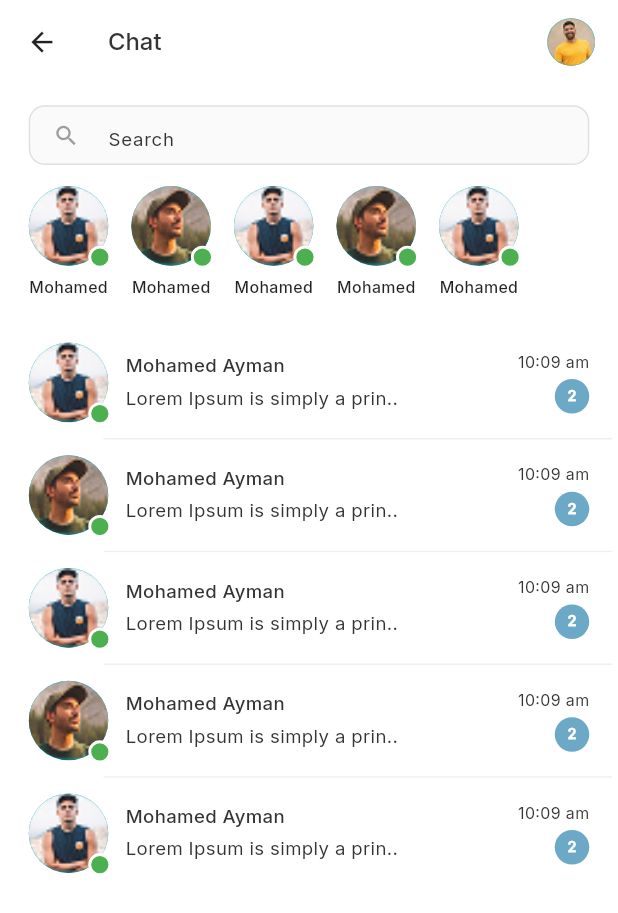
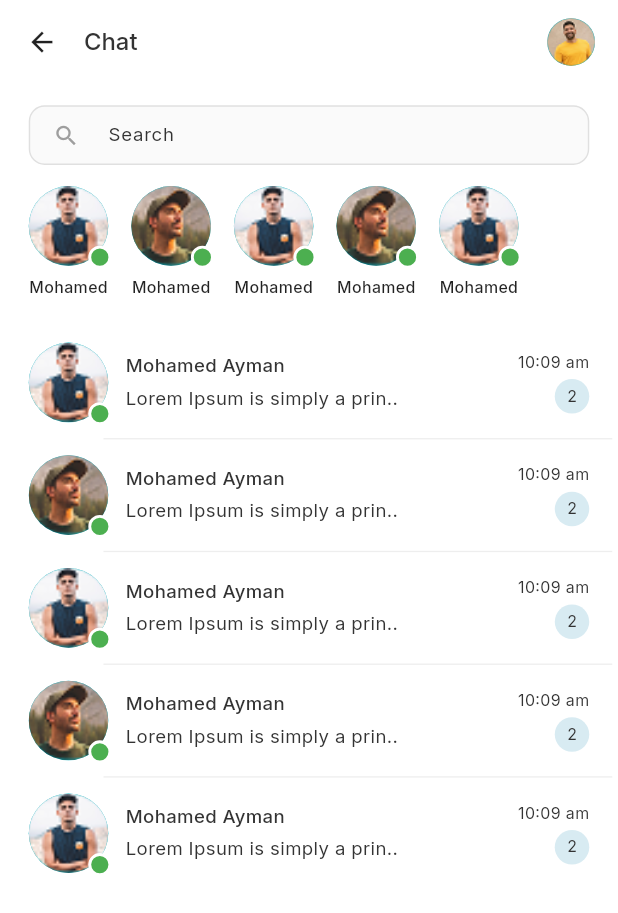
Before and after one commit to ibnRizk/sportofy, a Flutter app: the ChatsView screen opened by its route, on a phone screen of 412 x 824 dp. Shown: the top 913 px of the screen. Run offline on Flutter 3.47's test engine with Material 3 defaults, Android fonts, the phone set to English and light mode, and no system bars; our stand-ins replace cached_network_image, connectivity_plus, country_picker, dartz, dio, equatable and 15 more; accounts and stored records are empty; project files that could hold a hidden picture were left out.

Commit message:
fix chat issue

```diff
--- a/lib/features/chat/presentation/views/chats_view.dart
+++ b/lib/features/chat/presentation/views/chats_view.dart
@@ -73,6 +73,10 @@ class ChatsView extends StatelessWidget {
       appBar: AppBar(
         backgroundColor: MyColors.white,
         elevation: 0,
+        // leadingWidth:
+        //     AppDimens.w40, // Minimize leading width
+        titleSpacing:
+            0, // Minimize spacing between leading and title
         leading: IconButton(
           icon: Icon(
             Icons.arrow_back,
@@ -91,7 +95,7 @@ class ChatsView extends StatelessWidget {
             color: MyColors.darkGrayColor,
           ),
         ),
-        centerTitle: false,
+
         actions: [
           // User Avatar (Trailing)
           Padding(
@@ -135,8 +139,15 @@ class ChatsView extends StatelessWidget {
                     size: AppDimens.iconSize20,
                     color: MyColors.grey500,
                   ),
+                  // prefixIconConstraints: BoxConstraints(
+                  //   minWidth: AppDimens.w40,
+                  //   minHeight: AppDimens.h40,
+                  // ),
                   border: InputBorder.none,
-                  contentPadding: AppPadding.h16v12,
+                  contentPadding: EdgeInsets.symmetric(
+                    horizontal: AppDimens.w16,
+                    vertical: AppDimens.h16,
+                  ),
                   isDense: true,
                 ),
               ),
--- a/lib/features/chat/presentation/widgets/chat_list_tile.dart
+++ b/lib/features/chat/presentation/widgets/chat_list_tile.dart
@@ -127,19 +127,14 @@ class ChatListTile extends StatelessWidget {
                     width: AppDimens.badgeSize24,
                     height: AppDimens.badgeSize24,
                     decoration: BoxDecoration(
-                      color: const Color.fromARGB(
-                        255,
-                        108,
-                        169,
-                        198,
-                      ),
+                      color: Color(0xFFd8ebf2),
                       shape: BoxShape.circle,
                     ),
                     child: Center(
                       child: Text(
                         unreadCount.toString(),
-                        style: TextStyles.bold11(
-                          color: MyColors.white,
+                        style: TextStyles.regular12(
+                          color: MyColors.darkGrayColor,
                         ),
                       ),
                     ),
```
